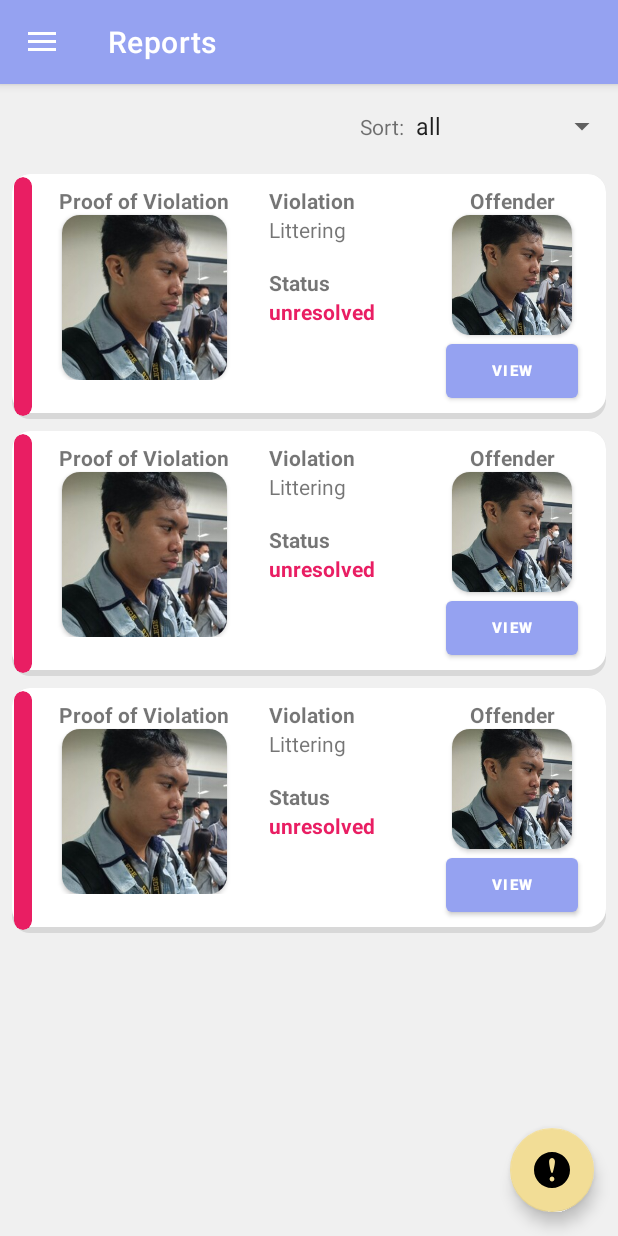
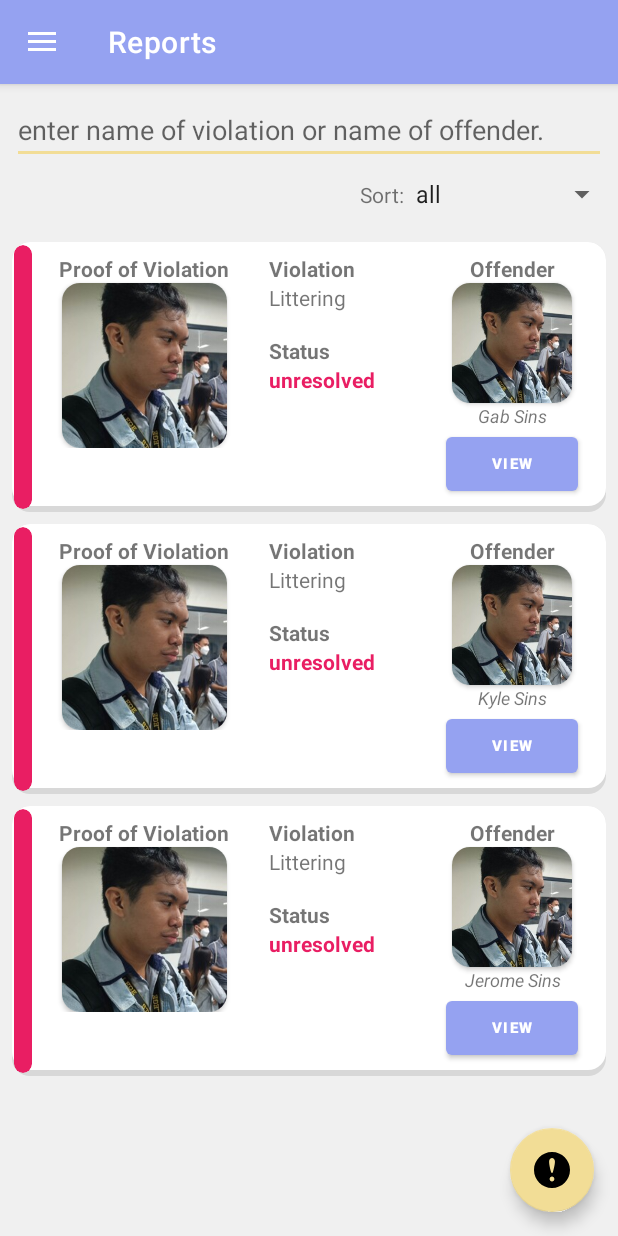
Before and after one commit to Grrom/barangay_cleaning, an Android app: the screen it shows after launch (MainActivity), in the side drawer, after a tap on "Reports", on a phone screen of 412 x 824 dp. Run offline under Robolectric (Android 15) with nearby library versions, the phone set to English and light mode, and no system bars; our stand-ins replace navigation-ui.

Commit message:
improve search

```diff
--- a/app/src/main/java/com/example/barangay_cleaning/adapters/ReportsAdapter.java
+++ b/app/src/main/java/com/example/barangay_cleaning/adapters/ReportsAdapter.java
@@ -40,6 +40,7 @@ public class ReportsAdapter  extends RecyclerView.Adapter<ReportsAdapter.MyViewH
     @Override
     public void onBindViewHolder(@NonNull ReportsAdapter.MyViewHolder holder, int position) {
         holder.name.setText(reports.get(position).getName());
+        holder.offenderName.setText(reports.get(position).getOffender().getFullName());
         holder.status.setText(reports.get(position).getStatus());
         holder.image.setImageResource(reports.get(position).getImage());
         if(reports.get(position).getStatus().equals("unresolved")){
@@ -65,6 +66,7 @@ public class ReportsAdapter  extends RecyclerView.Adapter<ReportsAdapter.MyViewH
 
         ImageView image;
         TextView name;
+        TextView offenderName;
         TextView status;
         Button viewButton;
         CardView statusIndicator;
@@ -74,6 +76,7 @@ public class ReportsAdapter  extends RecyclerView.Adapter<ReportsAdapter.MyViewH
 
             image = itemView.findViewById(R.id.violation_image_proof);
             name = itemView.findViewById(R.id.violation_name);
+            offenderName = itemView.findViewById(R.id.offender_name);
             status = itemView.findViewById(R.id.violation_status);
             viewButton = itemView.findViewById(R.id.view_button);
             statusIndicator= itemView.findViewById(R.id.status_indicator);
--- a/app/src/main/java/com/example/barangay_cleaning/adapters/ResidentsAdapter.java
+++ b/app/src/main/java/com/example/barangay_cleaning/adapters/ResidentsAdapter.java
@@ -35,7 +35,7 @@ public class ResidentsAdapter  extends RecyclerView.Adapter<ResidentsAdapter.MyV
 
     @Override
     public void onBindViewHolder(@NonNull ResidentsAdapter.MyViewHolder holder, int position) {
-        holder.name.setText(residents.get(position).getName());
+        holder.name.setText(residents.get(position).getFullName());
         holder.age.setText(String.valueOf(residents.get(position).getAge()));
         holder.address.setText(residents.get(position).getAddress());
         holder.image.setImageResource(residents.get(position).getImage());
--- a/app/src/main/java/com/example/barangay_cleaning/models/Resident.java
+++ b/app/src/main/java/com/example/barangay_cleaning/models/Resident.java
@@ -4,23 +4,21 @@ import java.io.Serializable;
 
 public class Resident implements Serializable {
     int image;
-    String name;
+    String firstName;
+    String lastName;
     int age;
     String address;
 
-    public Resident(int image, String name, int age, String address){
+    public Resident(int image, String firstName, String lastName, int age, String address){
         this.image = image;
-        this.name = name;
+        this.firstName = firstName;
+        this.lastName = lastName;
         this.age = age;
         this.address = address;
     }
 
     public int getImage() {
         return image;
-    }
-
-    public String getName() {
-        return name;
     }
 
     public int getAge() {
@@ -30,4 +28,16 @@ public class Resident implements Serializable {
     public String getAddress() {
         return address;
     }
+
+    public String getFirstName() {
+        return firstName;
+    }
+
+    public String getLastName() {
+        return lastName;
+    }
+
+    public String getFullName() {
+        return firstName+" "+lastName;
+    }
 }
--- a/app/src/main/java/com/example/barangay_cleaning/ui/reports/ReportsFragment.java
+++ b/app/src/main/java/com/example/barangay_cleaning/ui/reports/ReportsFragment.java
@@ -6,6 +6,7 @@ import android.view.LayoutInflater;
 import android.view.View;
 import android.view.ViewGroup;
 import android.widget.AdapterView;
+import android.widget.EditText;
 import android.widget.Spinner;
 import android.widget.TextView;
 
@@ -31,12 +32,14 @@ public class ReportsFragment extends Fragment {
     ArrayList<Report> reports = new ArrayList<>();
 
 
+    @RequiresApi(api = Build.VERSION_CODES.N)
     public View onCreateView(@NonNull LayoutInflater inflater,
                              ViewGroup container, Bundle savedInstanceState) {
         binding = FragmentReportsBinding.inflate(inflater, container, false);
         View root = binding.getRoot();
 
         RecyclerView recyclerView = binding.reportsRecyclerView;
+        EditText searchField = binding.searchReports;
         Spinner reportsSort = binding.reportsSort;
 
         setupReports();
@@ -49,7 +52,12 @@ public class ReportsFragment extends Fragment {
             @RequiresApi(api = Build.VERSION_CODES.N)
             @Override
             public void onItemSelected(AdapterView<?> parent, View view, int position, long id) {
-                String selected = ((TextView)view).getText().toString();
+                String selected;
+                if(view==null){
+                    selected= "all";
+                }else{
+                    selected= ((TextView)view).getText().toString();
+                }
                 reports.clear();
                 setupReports();
                 if(!selected.equals("all")){
@@ -64,6 +72,20 @@ public class ReportsFragment extends Fragment {
             }
         });
 
+        searchField.setOnKeyListener((v, keyCode, event) -> {
+            if(event.getAction() == 1){
+                String input = ((EditText)v).getText().toString();
+
+                if((input.isEmpty())){
+                    reports.clear();
+                    setupReports();
+                }else{
+                    reports.removeIf(s -> !(s.getName()+ " "+ s.getOffender().getFullName()).toLowerCase().contains((input.toLowerCase())));
+                }
+                adapter.notifyDataSetChanged();
+            }
+            return false;
+        });
 
         return root;
     }
@@ -75,7 +97,7 @@ public class ReportsFragment extends Fragment {
         String[] names = {"Gab", "Kyle","Jerome"};
 
         for (int i = 0; i < names.length; i++){
-            reports.add(new Report(image, name,status , new Resident(image, names[i], 20, "Purok 3")));
+            reports.add(new Report(image, name,status , new Resident(image, names[i],"Sins", 20, "Purok 3")));
         }
     }
 
--- a/app/src/main/java/com/example/barangay_cleaning/ui/residents/ResidentsFragment.java
+++ b/app/src/main/java/com/example/barangay_cleaning/ui/residents/ResidentsFragment.java
@@ -57,7 +57,7 @@ public class ResidentsFragment extends Fragment {
                     residents.clear();
                     setupResidentModels();
                 }else{
-                    residents.removeIf(s -> !s.getName().toLowerCase().contains((input.toLowerCase())));
+                    residents.removeIf(s -> !(s.getFullName()+ " " + s.getAddress()).toLowerCase().contains((input.toLowerCase())));
                 }
                 adapter.notifyDataSetChanged();
             }
@@ -69,12 +69,13 @@ public class ResidentsFragment extends Fragment {
 
     private void setupResidentModels(){
         String[] names = {"Gab", "Kyle","Jerome"};
+        String lastName = "Sins";
         int image= R.drawable.temp_profile;
         int age = 20;
         String address = "Purok 3";
 
         for (int i = 0; i < names.length; i++){
-            residents.add(new Resident(image, names[i], age, address));
+            residents.add(new Resident(image, names[i], lastName, age, address));
         }
     }
 
--- a/app/src/main/java/com/example/barangay_cleaning/views/ResidentActivity.java
+++ b/app/src/main/java/com/example/barangay_cleaning/views/ResidentActivity.java
@@ -27,9 +27,9 @@ public class ResidentActivity extends AppCompatActivity {
         ImageView image = findViewById(R.id.resident_image);
 
         Resident resident = (Resident) getIntent().getSerializableExtra("resident");
-        getSupportActionBar().setTitle(resident.getName());
+        getSupportActionBar().setTitle(resident.getFullName());
 
-        name.setText(resident.getName());
+        name.setText(resident.getFullName());
         age.setText(String.valueOf(resident.getAge()));
         address.setText(resident.getAddress());
         image.setImageResource(resident.getImage());
--- a/app/src/main/res/layout/fragment_areas.xml
+++ b/app/src/main/res/layout/fragment_areas.xml
@@ -15,7 +15,7 @@
         android:layout_margin="8dp"
         android:layout_width="match_parent"
         android:layout_height="wrap_content"
-        android:hint="search"
+        android:hint="input name of area"
         />
 
     <LinearLayout
--- a/app/src/main/res/layout/fragment_reports.xml
+++ b/app/src/main/res/layout/fragment_reports.xml
@@ -10,8 +10,16 @@
     android:orientation="vertical"
     tools:context=".ui.reports.ReportsFragment">
 
+    <EditText
+        android:id="@+id/searchReports"
+        android:layout_margin="8dp"
+        android:layout_width="match_parent"
+        android:layout_height="wrap_content"
+        android:hint="enter name of violation or name of offender."
+        />
+
     <LinearLayout
-        android:layout_marginVertical="16dp"
+        android:layout_marginBottom="16dp"
         android:orientation="horizontal"
         android:layout_width="match_parent"
         android:layout_height="wrap_content">
--- a/app/src/main/res/layout/fragment_residents.xml
+++ b/app/src/main/res/layout/fragment_residents.xml
@@ -14,7 +14,7 @@
         android:layout_margin="8dp"
         android:layout_width="match_parent"
         android:layout_height="wrap_content"
-        android:hint="search"
+        android:hint="input name of resident or address"
         />
 
     <androidx.recyclerview.widget.RecyclerView
--- a/app/src/main/res/layout/violation_item_row.xml
+++ b/app/src/main/res/layout/violation_item_row.xml
@@ -124,6 +124,16 @@
                 />
         </androidx.cardview.widget.CardView>
 
+        <TextView
+            android:id="@+id/offender_name"
+            android:layout_width="match_parent"
+            android:layout_height="wrap_content"
+            android:textAlignment="center"
+            android:textSize="12sp"
+            android:textStyle="italic"
+            android:text="offender name"
+            />
+
         <Button
             android:id="@+id/view_button"
             android:layout_gravity="center"
```
Also changed, not shown: app/src/main/java/com/example/barangay_cleaning/ui/areas/AreasFragment.java (+8 -1 lines).
